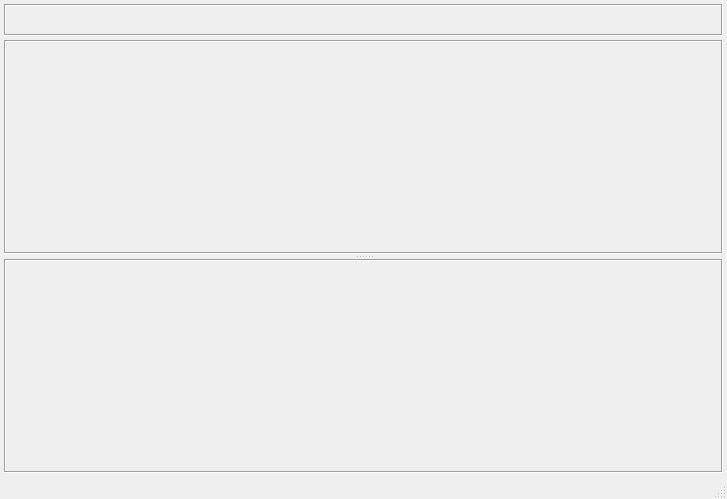
Above: rs232testng.ui from rafalka/rs232testng before the change. Below: the same form after it.
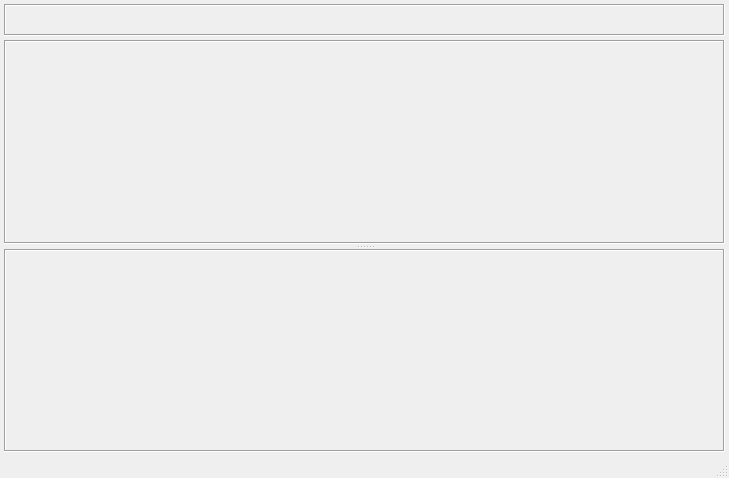
That is the form after the change. Icons and pictures are not drawn.

What changed in the file:
```diff
--- a/rs232testng.ui
+++ b/rs232testng.ui
@@ -6,8 +6,8 @@
    <rect>
     <x>0</x>
     <y>0</y>
-    <width>727</width>
-    <height>499</height>
+    <width>729</width>
+    <height>478</height>
    </rect>
   </property>
   <property name="windowTitle">
@@ -20,7 +20,7 @@
    <set>QMainWindow::AnimatedDocks</set>
   </property>
   <widget class="QWidget" name="centralWidget">
-   <layout class="QVBoxLayout" name="verticalLayout">
+   <layout class="QVBoxLayout" name="verticalLayout" stretch="0,1">
     <property name="spacing">
      <number>4</number>
     </property>
@@ -91,7 +91,7 @@
        <property name="frameShadow">
         <enum>QFrame::Sunken</enum>
        </property>
-       <layout class="QVBoxLayout" name="verticalLayout_3">
+       <layout class="QVBoxLayout" name="verticalLayout_3" stretch="0,1">
         <property name="spacing">
          <number>0</number>
         </property>
@@ -113,7 +113,7 @@
        <property name="frameShadow">
         <enum>QFrame::Sunken</enum>
        </property>
-       <layout class="QVBoxLayout" name="verticalLayout_2">
+       <layout class="QVBoxLayout" name="verticalLayout_2" stretch="0,1">
         <property name="spacing">
          <number>0</number>
         </property>
```
